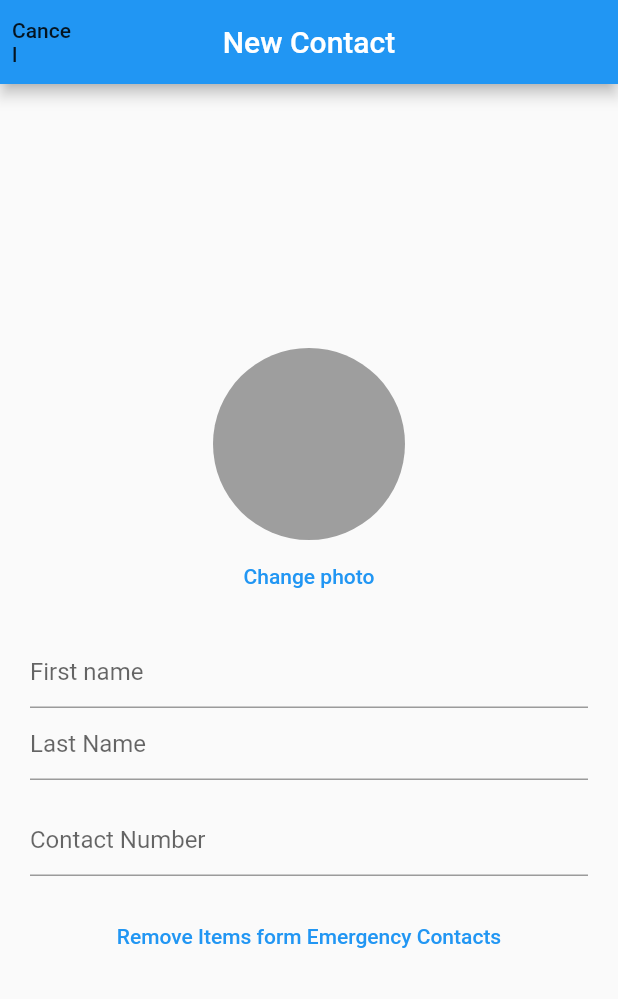
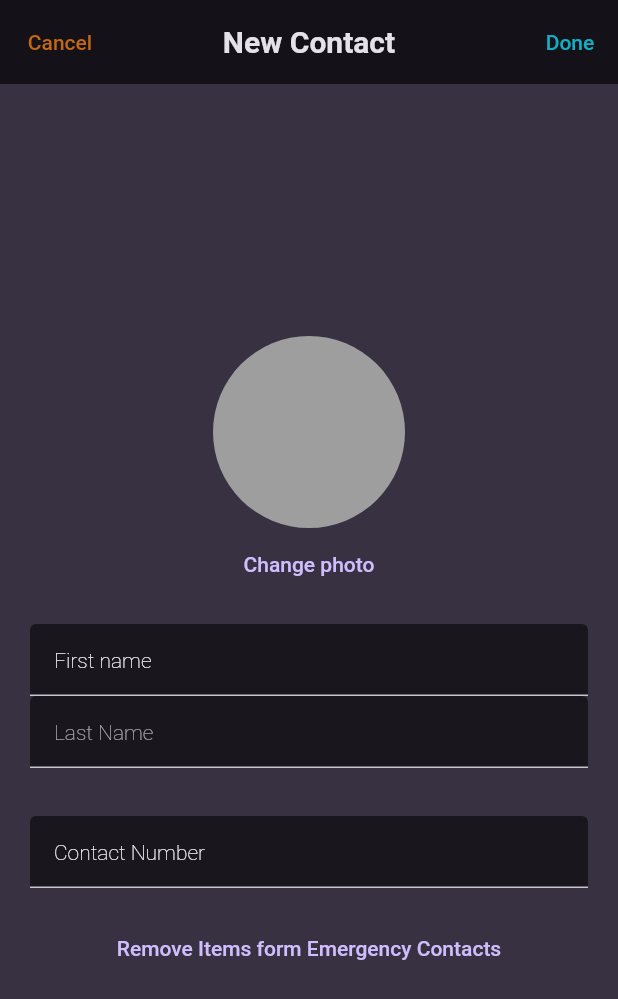
Before and after one commit to marijoyapa/flutter-project-contact-list, a Flutter app: the CreateNewContactScreen screen opened directly, on a phone screen of 412 x 824 dp. Shown: the top 999 px of the screen. Run offline on Flutter 3.47's test engine with Material 2 defaults, Android fonts, the phone set to English and light mode, and no system bars; our stand-ins replace flutter_riverpod, google_fonts, image_picker.

Commit message:
initial UI

```diff
--- a/contact_list/lib/main.dart
+++ b/contact_list/lib/main.dart
@@ -3,14 +3,29 @@ import 'package:flutter/material.dart';
 
 import 'package:google_fonts/google_fonts.dart';
 
-final theme = ThemeData(
+final colorScheme = ColorScheme.fromSeed(
+  brightness: Brightness.dark,
+  seedColor: const Color.fromARGB(255, 102, 6, 247),
+  background: const Color.fromARGB(255, 56, 49, 66),
+);
+
+final theme = ThemeData().copyWith(
   useMaterial3: true,
-  colorScheme: ColorScheme.fromSeed(
-    brightness: Brightness.dark,
-    seedColor: Color.fromARGB(255, 206, 200, 195),
+  scaffoldBackgroundColor: colorScheme.background,
+  colorScheme: colorScheme,
+  textTheme: GoogleFonts.robotoFlexTextTheme().copyWith(
+    titleSmall: GoogleFonts.robotoFlex(
+      fontWeight: FontWeight.bold,
+    ),
+    titleMedium: GoogleFonts.robotoFlex(
+      fontWeight: FontWeight.bold,
+    ),
+    titleLarge: GoogleFonts.robotoFlex(
+      fontWeight: FontWeight.bold,
+    ),
   ),
-  textTheme: GoogleFonts.latoTextTheme(),
 );
+
 
 void main() {
   runApp(
--- a/contact_list/lib/model/contacts.dart
+++ b/contact_list/lib/model/contacts.dart
@@ -2,7 +2,7 @@ class ContactInfo {
   ContactInfo({
     required this.firstName,
     this.lastName,
-    required this.imageUrl,
+    this.imageUrl,
     required this.contactNumber,
     bool? emergencyContact,
   }) : emergencyContact = emergencyContact == null ? false : emergencyContact;
@@ -10,7 +10,7 @@ class ContactInfo {
 
   final String firstName;
   final String? lastName;
-  final String imageUrl;
+  final String? imageUrl;
   final int contactNumber;
   bool emergencyContact;
 }
--- a/contact_list/lib/screen/create_contact.dart
+++ b/contact_list/lib/screen/create_contact.dart
@@ -1,65 +1,131 @@
+import 'dart:io';
+
+import 'package:contact_list/widgets/image_picker.dart';
 import 'package:flutter/material.dart';
 
-class CreateNewContactScreen extends StatelessWidget {
+class CreateNewContactScreen extends StatefulWidget {
   const CreateNewContactScreen({super.key});
 
   @override
+  State<CreateNewContactScreen> createState() => _CreateNewContactScreenState();
+}
+
+class _CreateNewContactScreenState extends State<CreateNewContactScreen> {
+  //Add to emergency contacts
+  @override
   Widget build(BuildContext context) {
+    final _formKey = GlobalKey<FormState>();
+    var _enteredFirstName = '';
+    var _enteredLastName = null;
+    var _enteredMobileNumber = null;
+    File? _selectedImage;
+    bool _isEmergencyContact = false;
+
+    void _onSubmit() {
+      final _isValid = _formKey.currentState!.validate();
+    }
+
     return Scaffold(
       appBar: AppBar(
         centerTitle: true,
+        leadingWidth: 80,
         leading: TextButton(
             onPressed: () {
               Navigator.pop(context);
             },
             child: Text(
               'Cancel',
-              style: TextStyle(color: Colors.black87),
+              style: TextStyle(color: Color.fromRGBO(221, 116, 17, 0.867)),
             )),
         title: const Text('New Contact'),
-        actions: [],
+        actions: [
+          TextButton(
+              onPressed: _onSubmit,
+              child: Text(
+                'Done',
+                style: TextStyle(color: Color.fromARGB(221, 17, 197, 221)),
+              )),
+        ],
       ),
       // backgroundColor: Colors.black45,
       body: Center(
         child: SingleChildScrollView(
           padding: const EdgeInsets.symmetric(horizontal: 20),
+          child: Form(
+            key: _formKey,
             child: Column(
               crossAxisAlignment: CrossAxisAlignment.center,
               mainAxisAlignment: MainAxisAlignment.center,
               children: [
-              const CircleAvatar(radius: 64, backgroundColor: Colors.grey),
-              TextButton(
-                onPressed: () {},
-                child: const Text('Change photo'),
-              ),
+                UserImagePicker(
+                    onPickImage: (pickedImage) => _selectedImage = pickedImage),
                 const SizedBox(
                   height: 16,
                 ),
-              const TextField(
-                decoration: InputDecoration(hintText: 'First name'),
+                TextFormField(
+                  decoration: InputDecoration(
+                    hintStyle: TextStyle(
+                        color: Colors.white, fontWeight: FontWeight.w100),
+                    filled: true,
+                    fillColor: Colors.black54,
+                    hintText: 'First name',
                   ),
-              const TextField(
-                decoration: InputDecoration(hintText: 'Last Name'),
+                  validator: (value) {
+                    if (value == null || value.trim().isEmpty) {
+                      return 'First name cannot be empty';
+                    }
+                    return null;
+                  },
+                  onSaved: (newValue) => _enteredFirstName = newValue!,
+                ),
+                TextFormField(
+                  decoration: InputDecoration(
+                    hintStyle: TextStyle(
+                        color: Color.fromARGB(160, 255, 255, 255), fontWeight: FontWeight.w100),
+                    filled: true,
+                    fillColor: Colors.black54,
+                    hintText: 'Last Name',
+                  ),
+                  onSaved: (newValue) => _enteredLastName = newValue!,
                 ),
                 const SizedBox(
-                height: 16,
+                  height: 32,
                 ),
-              const TextField(
-                decoration: InputDecoration(hintText: 'Contact Number'),
+                TextFormField(
+                  decoration: InputDecoration(
+                    hintStyle: TextStyle(
+                        color: Colors.white, fontWeight: FontWeight.w100),
+                    filled: true,
+                    fillColor: Colors.black54,
+                    hintText: 'Contact Number',
+                  ),
+                  keyboardType: TextInputType.number,
+                  validator: (value) {
+                    if (value == null ||
+                        value.trim().isEmpty ||
+                        value.trim().length != 11) {
+                      return 'Please enter a valid contact number';
+                    }
+                    return null;
+                  },
+                  onSaved: (newValue) => _enteredFirstName = newValue!,
                 ),
                 const SizedBox(
                   height: 16,
                 ),
                 TextButton(
+                    style: ButtonStyle(),
                     onPressed: () {},
                     child: Text(
                       'Remove Items form Emergency Contacts',
+                      style: TextStyle(),
                       textAlign: TextAlign.left,
                     ))
               ],
             ),
           ),
         ),
+      ),
     );
   }
 }
--- a/contact_list/lib/screen/emergency_list.dart
+++ b/contact_list/lib/screen/emergency_list.dart
@@ -14,9 +14,10 @@ class EmergencyList extends ConsumerWidget {
         title: const Text('Emergency list'),
       ),
       body: ListView.builder(
+        padding: EdgeInsets.symmetric(horizontal: 15),
         itemCount: emergencyList.length,
         itemBuilder: (context, index) =>
-            ContactItem(contactItem: emergencyList[index]),
+            ContactItem(contactItem: emergencyList[index], index: index, screen: 'emergency'),
       ),
     );
   }
--- a/contact_list/lib/screen/tabs.dart
+++ b/contact_list/lib/screen/tabs.dart
@@ -1,3 +1,4 @@
+import 'package:contact_list/main.dart';
 import 'package:contact_list/screen/contact_list.dart';
 import 'package:contact_list/screen/emergency_list.dart';
 import 'package:flutter/material.dart';
@@ -23,6 +24,7 @@ class _ContactsScreenState extends State<ContactsScreen> {
   Widget build(BuildContext context) {
     return ProviderScope(
       child: MaterialApp(
+        theme: theme,
         home: Scaffold(
 
           body: _currentIndex == 0 ? ContactList() : EmergencyList(),
--- /dev/null
+++ b/contact_list/lib/widgets/image_picker.dart
@@ -0,0 +1,50 @@
+import 'dart:io';
+
+import 'package:flutter/material.dart';
+import 'package:image_picker/image_picker.dart';
+
+class UserImagePicker extends StatefulWidget {
+  const UserImagePicker({super.key, required this.onPickImage});
+
+  final void Function(File pickedImage) onPickImage;
+
+  @override
+  State<UserImagePicker> createState() => _UserImagePickerState();
+}
+
+class _UserImagePickerState extends State<UserImagePicker> {
+  File? pickedImageFile;
+
+  void pickImage() async {
+    final pickedImage = await ImagePicker().pickImage(
+      source: ImageSource.camera,
+      imageQuality: 50,
+    );
+
+    if (pickedImage == null) {
+      return;
+    }
+    setState(() {
+      pickedImageFile = File(pickedImage.path);
+    });
+
+    widget.onPickImage(pickedImageFile!);
+  }
+
+  @override
+  Widget build(BuildContext context) {
+    return Column(
+      children: [
+        CircleAvatar(
+          radius: 64,
+          backgroundColor: Colors.grey,
+          foregroundImage: pickedImageFile != null ? FileImage(pickedImageFile!) : null,
+        ),
+        TextButton(
+          onPressed: pickImage,
+          child: const Text('Change photo'),
+        )
+      ],
+    );
+  }
+}
--- a/contact_list/pubspec.yaml
+++ b/contact_list/pubspec.yaml
@@ -38,6 +38,7 @@ dependencies:
   google_fonts: ^6.1.0
   flutter_provider: ^2.1.0
   flutter_riverpod: ^2.4.4
+  image_picker: ^1.0.4
 
 dev_dependencies:
   flutter_test:
```
Also changed, not shown: contact_list/lib/providers/contactList_provider.dart (+14 -2 lines), contact_list/lib/screen/contact_list.dart (+6 -2 lines), contact_list/lib/widgets/contact_item.dart (+47 -42 lines), contact_list/pubspec.lock, 5 other files. Lines whose indentation alone changed are shown as unchanged.
